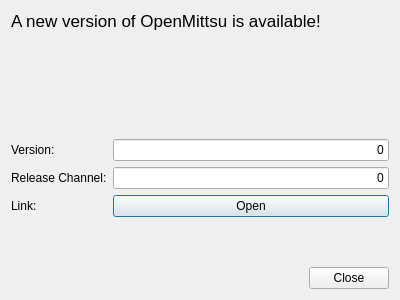
First picture: the form in src/dialogs/UpdaterDialog.ui, repository blizzard4591/openMittsu, before the edit.
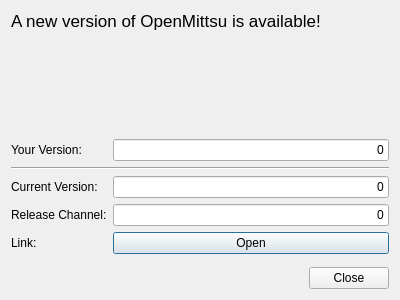
Second picture: the form after the edit.

Commit message: Added info on the current version vs. the newest version available in UpdaterDialog. Added an option to disable the update check at compile time for additional privacy.

```diff
--- a/src/dialogs/UpdaterDialog.ui
+++ b/src/dialogs/UpdaterDialog.ui
@@ -31,21 +31,21 @@
    </item>
    <item>
     <layout class="QFormLayout" name="formLayout">
-     <item row="0" column="0">
-      <widget class="QLabel" name="label_2">
+     <item row="2" column="0">
+      <widget class="QLabel" name="lblVersion">
        <property name="text">
-        <string>Version:</string>
+        <string>Current Version:</string>
        </property>
       </widget>
      </item>
-     <item row="1" column="0">
-      <widget class="QLabel" name="label_3">
+     <item row="3" column="0">
+      <widget class="QLabel" name="lblReleaseChannel">
        <property name="text">
         <string>Release Channel:</string>
        </property>
       </widget>
      </item>
-     <item row="0" column="1">
+     <item row="2" column="1">
       <widget class="QLineEdit" name="edtVersion">
        <property name="text">
         <string>0</string>
@@ -58,7 +58,7 @@
        </property>
       </widget>
      </item>
-     <item row="1" column="1">
+     <item row="3" column="1">
       <widget class="QLineEdit" name="edtChannel">
        <property name="text">
         <string>0</string>
@@ -71,20 +71,47 @@
        </property>
       </widget>
      </item>
-     <item row="2" column="0">
-      <widget class="QLabel" name="label_4">
+     <item row="4" column="0">
+      <widget class="QLabel" name="lblLink">
        <property name="text">
         <string>Link:</string>
        </property>
       </widget>
      </item>
-     <item row="2" column="1">
+     <item row="4" column="1">
       <widget class="QPushButton" name="btnLink">
        <property name="text">
         <string>Open</string>
        </property>
       </widget>
      </item>
+     <item row="0" column="0">
+      <widget class="QLabel" name="lblYourVersion">
+       <property name="text">
+        <string>Your Version:</string>
+       </property>
+      </widget>
+     </item>
+     <item row="0" column="1">
+      <widget class="QLineEdit" name="edtYourVersion">
+       <property name="text">
+        <string notr="true">0</string>
+       </property>
+       <property name="alignment">
+        <set>Qt::AlignRight|Qt::AlignTrailing|Qt::AlignVCenter</set>
+       </property>
+       <property name="readOnly">
+        <bool>true</bool>
+       </property>
+      </widget>
+     </item>
+     <item row="1" column="0" colspan="2">
+      <widget class="Line" name="line">
+       <property name="orientation">
+        <enum>Qt::Horizontal</enum>
+       </property>
+      </widget>
+     </item>
     </layout>
    </item>
    <item>
```
Left out of the diff: 4 changed lines with no effect on the pictures. The commit also changes 5 other files.
